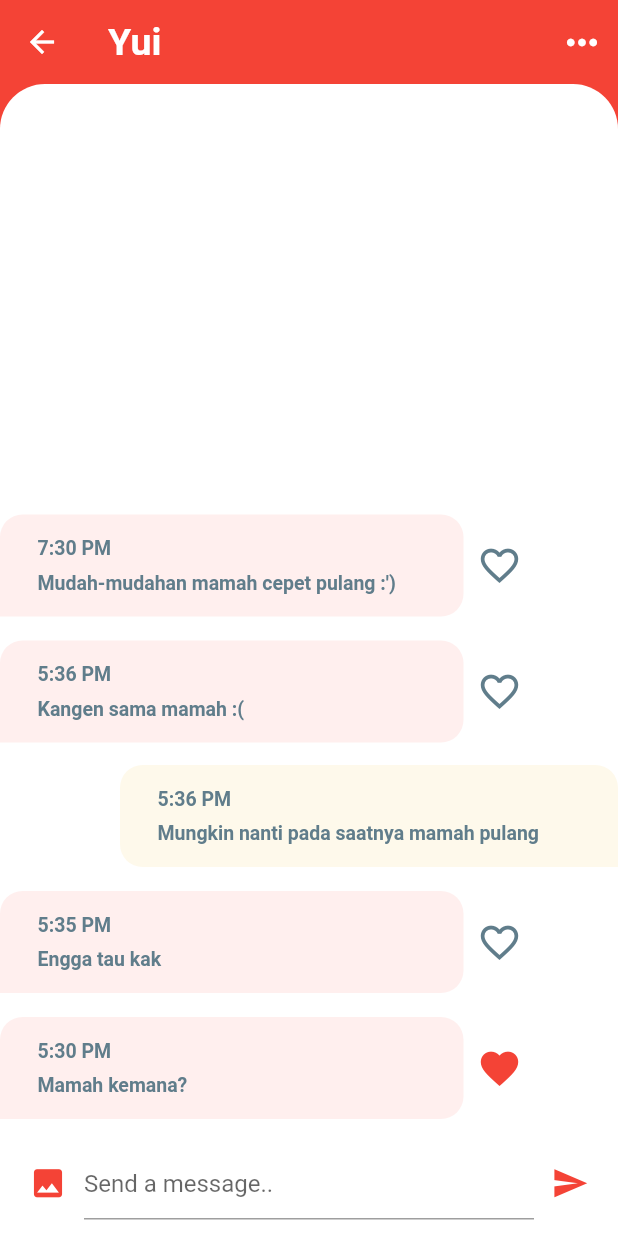
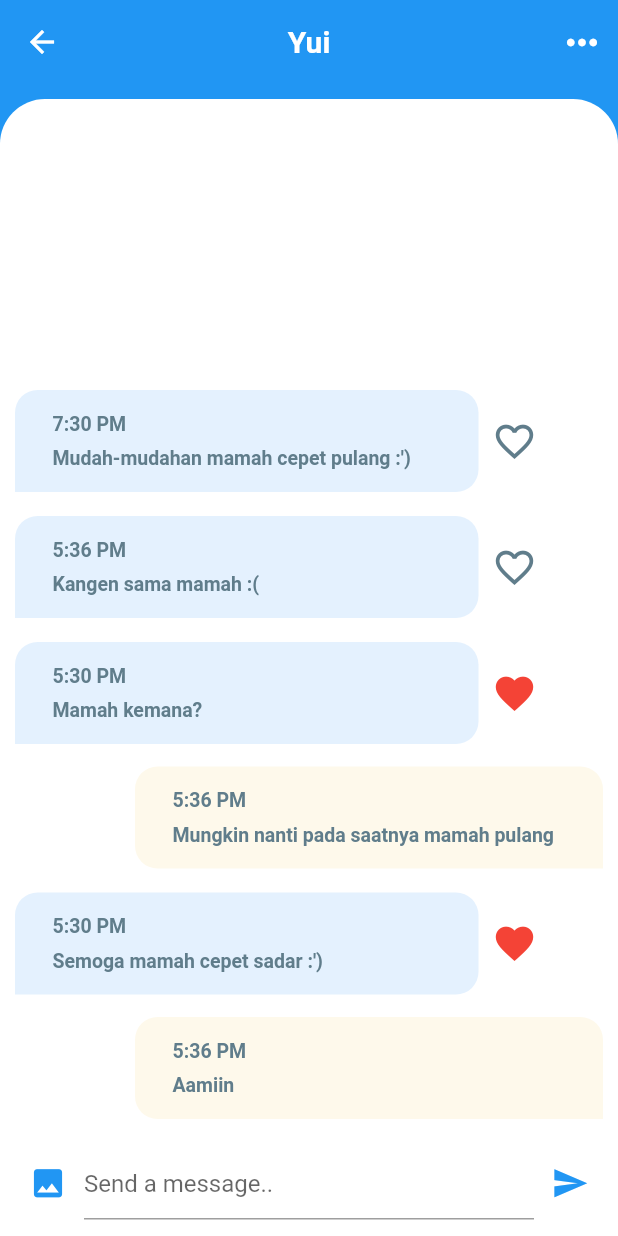
Before and after one commit to BeyKun/flutter-chat-ui, a Flutter app: the screen it shows after launch, after a tap on "Yui", on a phone screen of 412 x 824 dp. Run offline on Flutter 3.47's test engine with Material 2 defaults, Android fonts, the phone set to English and light mode, and no system bars.

Commit message:
fix margin, padding, and change primary color

```diff
--- a/lib/main.dart
+++ b/lib/main.dart
@@ -10,7 +10,7 @@ class MyApp extends StatelessWidget {
       title: 'Flutter Chat',
       debugShowCheckedModeBanner: false,
       theme: ThemeData(
-        primaryColor: Colors.red,
+        primaryColor: Colors.blue,
         accentColor: Color(0xFFFEF9EB)
       ),
       home: HomeScreen()
--- a/lib/models/message_model.dart
+++ b/lib/models/message_model.dart
@@ -64,18 +64,18 @@ List<Message> chats = [
 
 // Example chats in chat screen
 List<Message> messages = [
-  Message(
+    Message(
+      sender: currentUser,
+      time: '5:36 PM',
+      text: "Aamiin",
+      isLiked: true,
+      unread: true
+    ),
+    Message(
     sender: yui,
     time: '5:30 PM',
-    text: "Mamah kemana?",
+    text: "Semoga mamah cepet sadar :')",
     isLiked: true,
-    unread: false
-  ),
-  Message(
-    sender: suya,
-    time: '5:35 PM',
-    text: "Engga tau kak",
-    isLiked: false,
     unread: false
   ),
   Message(
@@ -84,6 +84,13 @@ List<Message> messages = [
     text: "Mungkin nanti pada saatnya mamah pulang",
     isLiked: true,
     unread: true
+  ),
+  Message(
+    sender: yui,
+    time: '5:30 PM',
+    text: "Mamah kemana?",
+    isLiked: true,
+    unread: false
   ),
   Message(
     sender: haruka,
--- a/lib/screens/chat_screen.dart
+++ b/lib/screens/chat_screen.dart
@@ -28,7 +28,7 @@ _buildMessage(Message message, bool isMe){
             topRight: Radius.circular(15.0)
           )
         ) : BoxDecoration(
-          color: Color(0xFFFFEFEE),
+          color: Color(0xFFe4f1fe),
           borderRadius: BorderRadius.only(
             topLeft: Radius.circular(15.0),
             topRight: Radius.circular(15.0),
@@ -67,7 +67,7 @@ _buildMessage(Message message, bool isMe){
       IconButton(
         icon: message.isLiked ? Icon(Icons.favorite) : Icon(Icons.favorite_border),
         iconSize: 30.0,
-        color: message.isLiked ? Theme.of(context).primaryColor : Colors.blueGrey,
+        color: message.isLiked ? Colors.red : Colors.blueGrey,
         onPressed: () {},
       ),
     ],
@@ -115,10 +115,11 @@ _buildMessage(Message message, bool isMe){
         title: Text(
           widget.user.name,
           style: TextStyle(
-            fontSize: 25.0,
+            fontSize: 20.0,
             fontWeight: FontWeight.bold
           ),
         ),
+        centerTitle: true,
         elevation: 0.0,
         actions: <Widget>[
           IconButton(
@@ -133,8 +134,12 @@ _buildMessage(Message message, bool isMe){
         onTap: () => FocusScope.of(context).unfocus(),
         child: Column(
           children: <Widget>[
+            SizedBox(
+              height: 10.0,
+            ),
             Expanded(
               child: Container(
+                padding: EdgeInsets.only(left: 10.0, right: 10.0),
                 decoration: BoxDecoration(
                   color: Colors.white,
                   borderRadius: BorderRadius.only(
--- a/lib/screens/home.dart
+++ b/lib/screens/home.dart
@@ -21,6 +21,7 @@ class _HomeScreenState extends State<HomeScreen> {
           color: Colors.white,
           onPressed: () {},
         ),
+        centerTitle: true,
         title: Text(
           'Chats',
           style: TextStyle(
--- a/lib/widgets/category_selector.dart
+++ b/lib/widgets/category_selector.dart
@@ -13,7 +13,7 @@ class _CategorySelectorState extends State<CategorySelector> {
   @override
   Widget build(BuildContext context) {
     return Container(
-        height: 90.0,
+        height: 80.0,
         color: Theme.of(context).primaryColor,
         child: ListView.builder(
           scrollDirection: Axis.horizontal,
@@ -34,7 +34,7 @@ class _CategorySelectorState extends State<CategorySelector> {
                     categories[index],
                     style: TextStyle(
                       color: index == selectedIndex ? Colors.white : Colors.white60,
-                      fontSize: 24.0,
+                      fontSize: 18.0,
                       fontWeight: FontWeight.bold,
                       letterSpacing: 1.2
                     ),
--- a/lib/widgets/favorite_contacts.dart
+++ b/lib/widgets/favorite_contacts.dart
@@ -6,7 +6,7 @@ class FavoriteContacts extends StatelessWidget {
   @override
   Widget build(BuildContext context) {
     return Padding(
-      padding: EdgeInsets.symmetric(vertical: 10.0),
+      padding: EdgeInsets.symmetric(vertical: 5.0),
       child: Column(
         children: <Widget>[
           Padding(
@@ -35,7 +35,7 @@ class FavoriteContacts extends StatelessWidget {
             ),
           ),
           Container(
-            height: 120.0,
+            height: 95.0,
             child: ListView.builder(
               padding: EdgeInsets.only(left: 10.0),
               scrollDirection: Axis.horizontal,
@@ -50,7 +50,7 @@ class FavoriteContacts extends StatelessWidget {
                     child: Column(
                       children: <Widget>[
                         CircleAvatar(
-                          radius: 35.0,
+                          radius: 25.0,
                           backgroundImage: AssetImage(favorites[index].imageUrl),
                         ),
                         SizedBox(
@@ -60,7 +60,7 @@ class FavoriteContacts extends StatelessWidget {
                           favorites[index].name,
                           style: TextStyle(
                             color: Colors.blueGrey,
-                            fontSize: 16.0,
+                            fontSize: 13.0,
                             fontWeight: FontWeight.w600
                           ),
                         ),
--- a/lib/widgets/recent_chats.dart
+++ b/lib/widgets/recent_chats.dart
@@ -8,7 +8,7 @@ class RecentChats extends StatelessWidget {
     return Expanded(
       child: Container(
         margin: EdgeInsets.only(top: 5.0, bottom: 5.0),
-        padding: EdgeInsets.symmetric(horizontal: 20.0, vertical: 10.0),
+        padding: EdgeInsets.symmetric(horizontal: 15.0, vertical: 10.0),
         decoration: BoxDecoration(
            color: Colors.white,
            borderRadius: BorderRadius.only(
@@ -33,7 +33,7 @@ class RecentChats extends StatelessWidget {
                  margin: EdgeInsets.only(top: 5.0, bottom: 5.0, right: 5.0),
                  padding: EdgeInsets.symmetric(horizontal: 10.0, vertical: 10.0),
                  decoration: BoxDecoration(
-                   color: chat.unread ? Color(0xFFFFEFEE) : Colors.white,
+                   color: chat.unread ? Color(0xFFe4f1fe) : Colors.white,
                    borderRadius:BorderRadius.circular(15)
                  ),
                  child: Row(
@@ -42,7 +42,7 @@ class RecentChats extends StatelessWidget {
                      Row(
                        children: <Widget>[
                          CircleAvatar(
-                           radius: 35.0,
+                           radius: 25.0,
                            backgroundImage: AssetImage(chat.sender.imageUrl),
                          ),
                          SizedBox(width: 10.0),
@@ -64,7 +64,7 @@ class RecentChats extends StatelessWidget {
                                  chat.text,
                                  style: TextStyle(
                                    color: Colors.blueGrey,
-                                   fontSize: 15.0,
+                                   fontSize: 13.0,
                                    fontWeight: FontWeight.w600
                                  ),
                                  overflow: TextOverflow.ellipsis,
@@ -80,8 +80,8 @@ class RecentChats extends StatelessWidget {
                            chat.time,
                            style: TextStyle(
                              color: Colors.grey,
-                             fontSize: 13.5,
-                             fontWeight: FontWeight.bold
+                             fontSize: 10.0,
+                            //  fontWeight: FontWeight.bold
                            ),
                          ),
                          chat.unread ?
```
